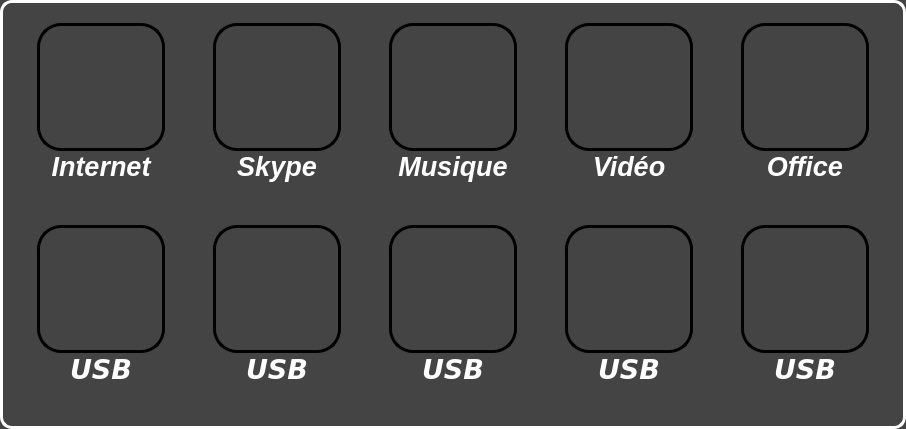
The window that sources/Launcher.ui (aurelien35/launcherQt) describes before a commit, drawn with Qt 5.
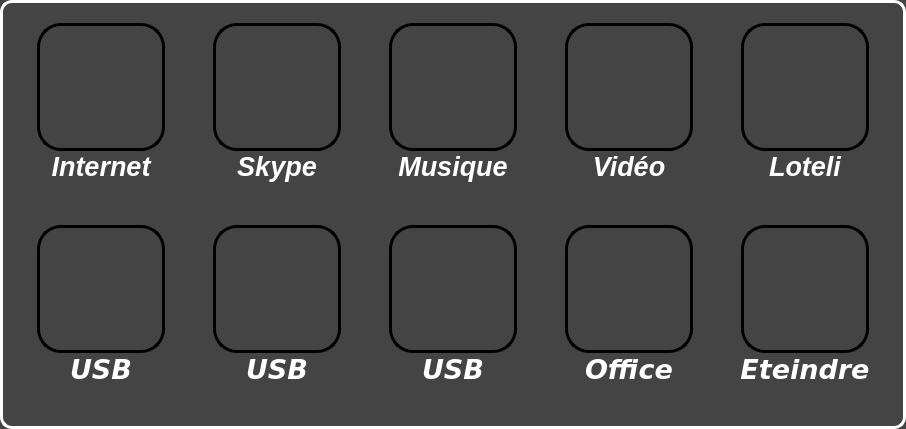
The same window after the commit. Icons and pictures are not drawn.

What changed in the file:
```diff
--- a/sources/Launcher.ui
+++ b/sources/Launcher.ui
@@ -448,7 +448,7 @@
         </font>
        </property>
        <property name="text">
-        <string>USB</string>
+        <string>Eteindre</string>
        </property>
        <property name="alignment">
         <set>Qt::AlignHCenter|Qt::AlignTop</set>
@@ -565,7 +565,7 @@
         </font>
        </property>
        <property name="text">
-        <string>USB</string>
+        <string>Office</string>
        </property>
        <property name="alignment">
         <set>Qt::AlignHCenter|Qt::AlignTop</set>
@@ -573,7 +573,7 @@
       </widget>
      </item>
      <item row="0" column="1">
-      <widget class="QPushButton" name="buttonUSB_4">
+      <widget class="QPushButton" name="buttonOffice">
        <property name="minimumSize">
         <size>
          <width>128</width>
@@ -768,7 +768,7 @@
      <item row="1" column="0" colspan="3">
       <widget class="QLabel" name="label_6">
        <property name="text">
-        <string>Office</string>
+        <string>Loteli</string>
        </property>
        <property name="alignment">
         <set>Qt::AlignHCenter|Qt::AlignTop</set>
@@ -776,7 +776,7 @@
       </widget>
      </item>
      <item row="0" column="1">
-      <widget class="QPushButton" name="buttonOffice">
+      <widget class="QPushButton" name="buttonLoteli">
        <property name="minimumSize">
         <size>
          <width>128</width>
```
Left out of the diff: 14 changed lines with no effect on the pictures.
